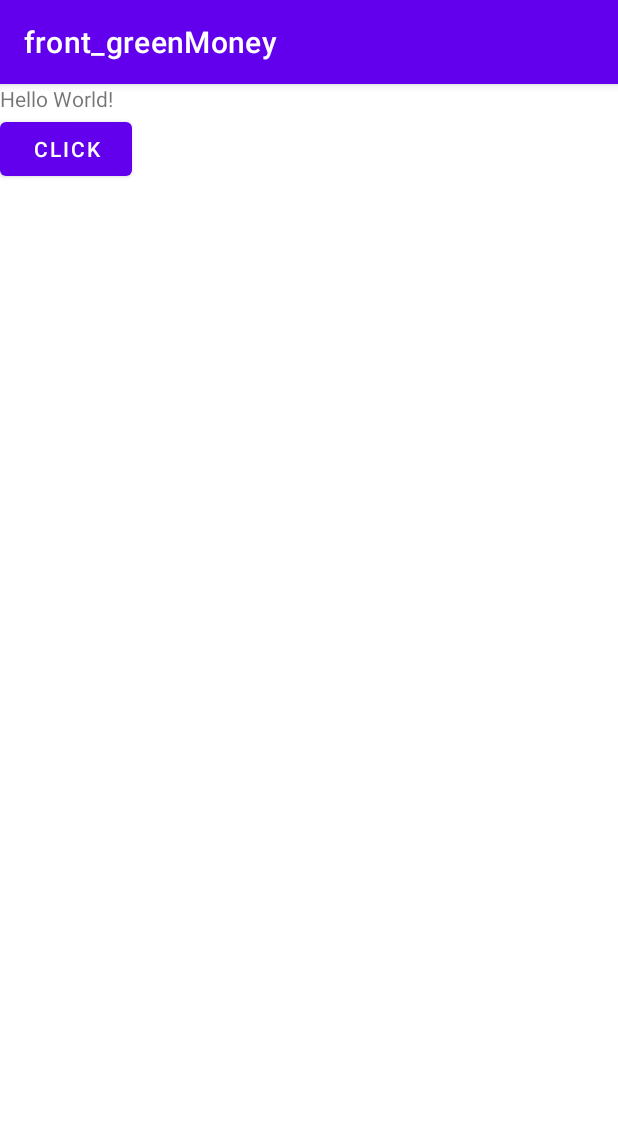
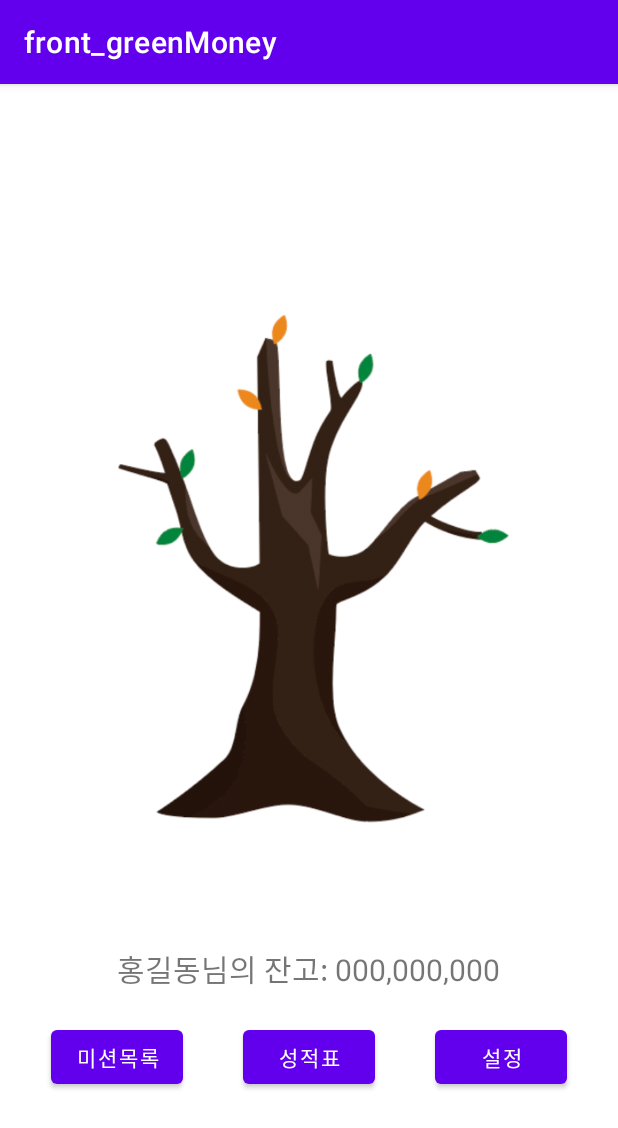
Before and after one commit to kelly1422/front_greenMoney, an Android app: the screen it shows after launch (MainActivity), on a phone screen of 412 x 824 dp. Shown: the top 1128 px of the screen. Run offline under Robolectric (Android 15) with nearby library versions, the phone set to English and light mode, and no system bars.

Commit message:
modify MainActivity

```diff
--- a/app/src/main/java/com/cookandroid/front_greenmoney/MainActivity.java
+++ b/app/src/main/java/com/cookandroid/front_greenmoney/MainActivity.java
@@ -15,7 +15,7 @@
         setContentView(R.layout.activity_main);
     }
 
-    public void click(View view){
+    public void MissionClick(View view){
         startActivity(new Intent(this, MissionActivity.class));
     }
 }
--- a/app/src/main/java/com/cookandroid/front_greenmoney/MissionActivity.java
+++ b/app/src/main/java/com/cookandroid/front_greenmoney/MissionActivity.java
@@ -19,8 +19,10 @@
 
         ArrayList<String> list = new ArrayList<String>();
 
-        list.add("hello");
-        list.add("hello2");
+        for(int i = 0; i < 10; i++)
+        {
+            list.add("미션"+i+"");
+        }
         Log.e(TAG, "onCreate: after");
         RecyclerView re = (RecyclerView)findViewById(R.id.recyclerView);
         MissionAdapter adapter = new MissionAdapter(list);
--- a/app/src/main/res/layout/activity_main.xml
+++ b/app/src/main/res/layout/activity_main.xml
@@ -5,86 +5,68 @@
     android:layout_width="match_parent"
     android:layout_height="match_parent">
 
-<!--<<<<<<< HEAD-->
-<!--    <LinearLayout-->
-<!--        android:layout_width="match_parent"-->
-<!--        android:layout_height="match_parent"-->
-<!--        android:orientation="vertical"-->
-<!--        android:gravity="center">-->
+    <LinearLayout
+        android:layout_width="match_parent"
+        android:layout_height="match_parent"
+        android:orientation="vertical"
+        android:gravity="center">
 
-<!--        <LinearLayout-->
-<!--            android:layout_width="wrap_content"-->
-<!--            android:layout_height="wrap_content">-->
-<!--            <FrameLayout-->
-<!--                android:id="@+id/fl1"-->
-<!--                android:layout_width="wrap_content"-->
-<!--                android:layout_height="wrap_content">-->
-<!--                <ImageView-->
-<!--                    android:layout_width="wrap_content"-->
-<!--                    android:layout_height="wrap_content"-->
-<!--                    android:src="@drawable/tree1"/>-->
-<!--            </FrameLayout>-->
-<!--        </LinearLayout>-->
+        <LinearLayout
+            android:layout_width="wrap_content"
+            android:layout_height="wrap_content">
+            <FrameLayout
+                android:id="@+id/fl1"
+                android:layout_width="wrap_content"
+                android:layout_height="wrap_content">
+                <ImageView
+                    android:layout_width="300dp"
+                    android:layout_height="500dp"
+                    android:src="@drawable/tree1"/>
+            </FrameLayout>
+        </LinearLayout>
 
-<!--        <LinearLayout-->
-<!--            android:layout_width="wrap_content"-->
-<!--            android:layout_height="wrap_content"-->
-<!--            android:orientation="horizontal">-->
-<!--            <TextView-->
-<!--                android:layout_width="wrap_content"-->
-<!--                android:layout_height="wrap_content"-->
-<!--                android:textSize="20dp"-->
-<!--                android:text="홍길동님의 잔고: "/>-->
-<!--            <TextView-->
-<!--                android:layout_width="wrap_content"-->
-<!--                android:layout_height="wrap_content"-->
-<!--                android:textSize="20dp"-->
-<!--                android:text="000,000,000"/>-->
-<!--        </LinearLayout>-->
+        <LinearLayout
+            android:layout_width="wrap_content"
+            android:layout_height="wrap_content"
+            android:orientation="horizontal">
+            <TextView
+                android:layout_width="wrap_content"
+                android:layout_height="wrap_content"
+                android:textSize="20dp"
+                android:text="홍길동님의 잔고: "/>
+            <TextView
+                android:layout_width="wrap_content"
+                android:layout_height="wrap_content"
+                android:textSize="20dp"
+                android:text="000,000,000"/>
+        </LinearLayout>
 
-<!--        <LinearLayout-->
-<!--            android:layout_width="wrap_content"-->
-<!--            android:layout_height="wrap_content"-->
-<!--            android:orientation="horizontal"-->
-<!--            android:layout_gravity="center">-->
-<!--            <Button-->
-<!--                android:id="@+id/bt1"-->
-<!--                android:layout_width="wrap_content"-->
-<!--                android:layout_height="wrap_content"-->
-<!--                android:layout_margin="20dp"-->
-<!--                android:text="미션생성"-->
-<!--                android:onClick="btclick"/>-->
-<!--            <Button-->
-<!--                android:id="@+id/bt2"-->
-<!--                android:layout_width="wrap_content"-->
-<!--                android:layout_height="wrap_content"-->
-<!--                android:layout_margin="20dp"-->
-<!--                android:text="성적표"-->
-<!--                android:onClick="remove"/>-->
-<!--            <Button-->
-<!--                android:id="@+id/bt3"-->
-<!--                android:layout_width="wrap_content"-->
-<!--                android:layout_height="wrap_content"-->
-<!--                android:layout_margin="20dp"-->
-<!--                android:text="설정"-->
-<!--                android:onClick="remove"/>-->
-<!--        </LinearLayout>-->
-
-
-<!--    </LinearLayout>-->
-<!--</androidx.constraintlayout.widget.ConstraintLayout>-->
-
-<!--=======-->
-    <TextView
-        android:layout_width="wrap_content"
-        android:layout_height="wrap_content"
-        android:text="Hello World!"/>
-
-    <Button
-        android:layout_width="wrap_content"
-        android:layout_height="wrap_content"
-        android:text="click"
-        android:onClick="click"/>
-
+        <LinearLayout
+            android:layout_width="wrap_content"
+            android:layout_height="wrap_content"
+            android:orientation="horizontal"
+            android:layout_gravity="center">
+            <Button
+                android:id="@+id/bt1"
+                android:layout_width="wrap_content"
+                android:layout_height="wrap_content"
+                android:layout_margin="20dp"
+                android:text="미션목록"
+                android:onClick="MissionClick"/>
+            <Button
+                android:id="@+id/bt2"
+                android:layout_width="wrap_content"
+                android:layout_height="wrap_content"
+                android:layout_margin="20dp"
+                android:text="성적표"
+                android:onClick="remove"/>
+            <Button
+                android:id="@+id/bt3"
+                android:layout_width="wrap_content"
+                android:layout_height="wrap_content"
+                android:layout_margin="20dp"
+                android:text="설정"
+                android:onClick="remove"/>
+        </LinearLayout>
+    </LinearLayout>
 </LinearLayout>
-<!--&gt;>>>>>> 7e155260557973bbd78d138a88b78073f3796581-->
```
Also changed, not shown: app/src/main/res/layout/mission_item.xml (+30 -5 lines).
